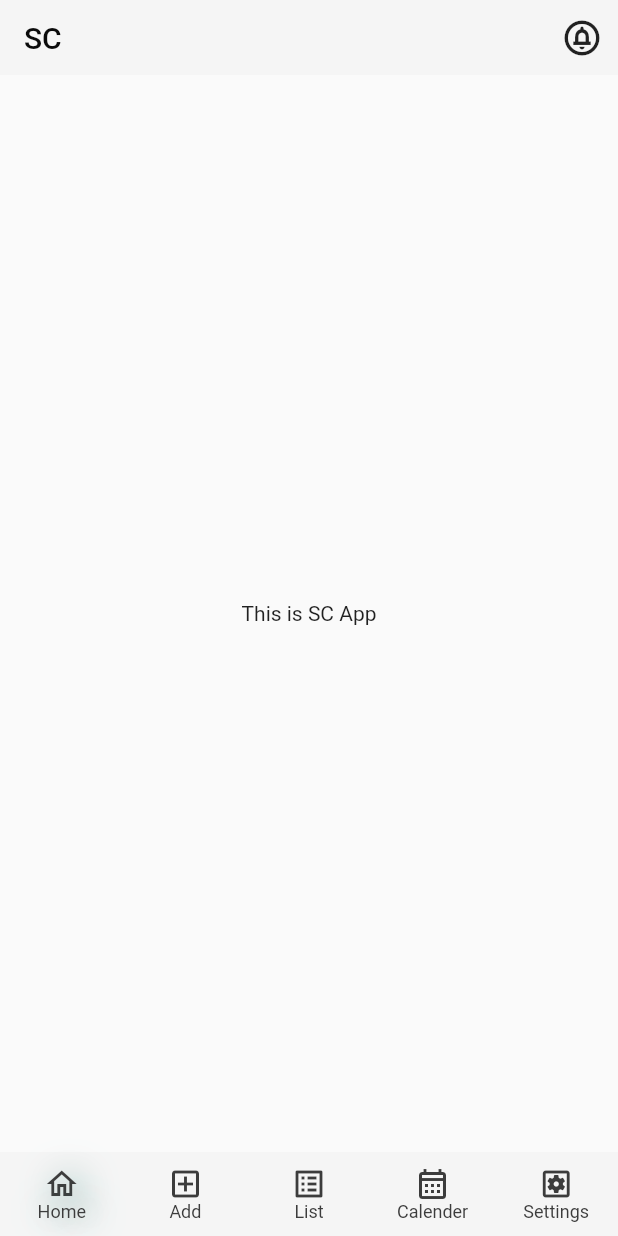
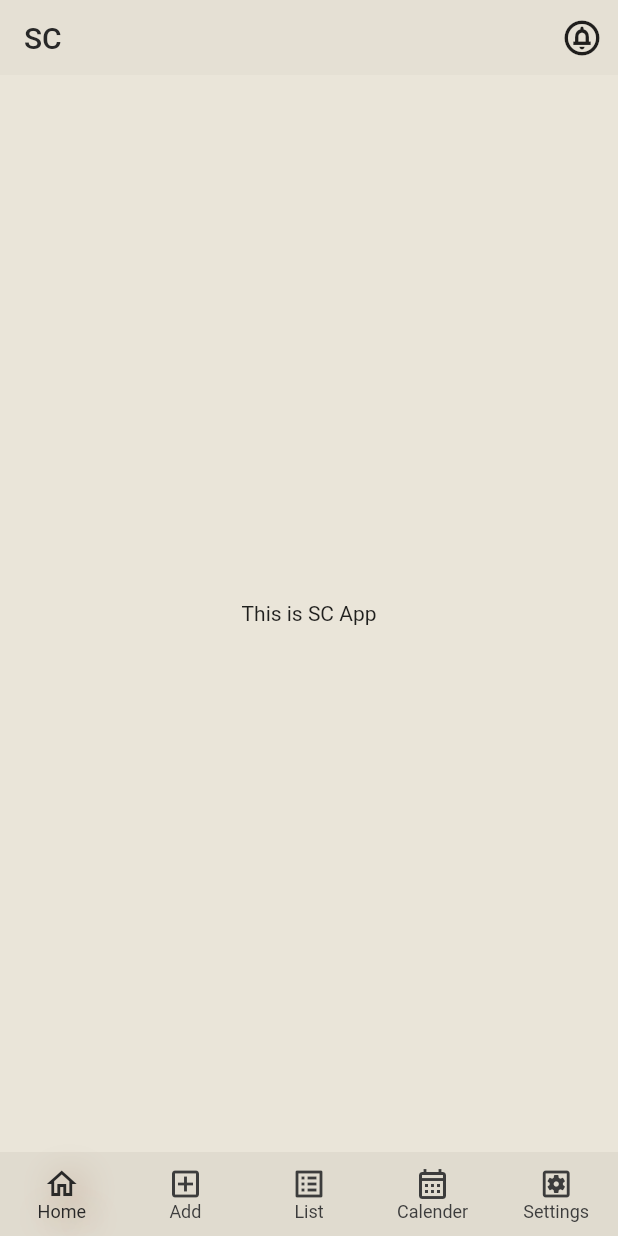
Before and after one commit to talukanyani/student-calendar-app, a Flutter app: the screen it shows after launch, on a phone screen of 412 x 824 dp. Run offline on Flutter 3.47's test engine with Material 2 defaults, Android fonts, the phone set to English and light mode, and no system bars.

Commit message:
color scheme change

```diff
--- a/lib/main.dart
+++ b/lib/main.dart
@@ -14,7 +14,7 @@ class App extends StatelessWidget {
   @override
   Widget build(BuildContext context) {
     return AnnotatedRegion<SystemUiOverlayStyle>(
-      value: systemOverlayLightTheme(),
+      value: androidSystemOverlay(),
       child: MaterialApp(
         title: 'Student Calender',
         home: const HomeScreen(),
--- a/lib/themes/system_theme/system_theme.dart
+++ b/lib/themes/system_theme/system_theme.dart
@@ -1,10 +1,10 @@
 import 'package:flutter/services.dart';
 import 'package:sc_app/themes/color_scheme.dart';
 
-SystemUiOverlayStyle systemOverlayLightTheme() {
+SystemUiOverlayStyle androidSystemOverlay() {
   return SystemUiOverlayStyle.light.copyWith(
-    systemNavigationBarColor: white2,
-    systemNavigationBarDividerColor: white2,
+    systemNavigationBarColor: brownWhite3,
+    systemNavigationBarDividerColor: brownWhite3,
     systemNavigationBarIconBrightness: Brightness.dark,
   );
 }
--- a/lib/themes/theme.dart
+++ b/lib/themes/theme.dart
@@ -9,21 +9,21 @@ ThemeData lightTheme() {
   return ThemeData(
     brightness: Brightness.light,
     colorScheme: lightColorScheme(),
-    primaryColor: primary,
-    primaryColorLight: primaryLight,
-    primaryColorDark: primaryDark,
-    backgroundColor: white1,
-    scaffoldBackgroundColor: white1,
-    hoverColor: primaryLight,
-    highlightColor: primary,
-    indicatorColor: primaryDark,
-    shadowColor: white1,
-    splashColor: primary,
-    toggleableActiveColor: secondary,
-    disabledColor: grey4,
-    hintColor: grey1,
-    errorColor: red1,
-    focusColor: secondaryLight,
+    primaryColor: brown,
+    primaryColorLight: brownLight,
+    primaryColorDark: brownDark,
+    backgroundColor: brownWhite1,
+    scaffoldBackgroundColor: brownWhite1,
+    hoverColor: brownLight,
+    highlightColor: brown,
+    indicatorColor: brownDark,
+    shadowColor: brownLight,
+    splashColor: brown,
+    toggleableActiveColor: green,
+    disabledColor: grey120,
+    hintColor: black60,
+    errorColor: errorRed,
+    focusColor: orangeWhite,
     //
     appBarTheme: topBarTheme(),
     bottomNavigationBarTheme: bottomBarTheme(),
--- a/lib/themes/widgets_theme/top_bar_theme.dart
+++ b/lib/themes/widgets_theme/top_bar_theme.dart
@@ -5,12 +5,12 @@ import 'package:sc_app/themes/color_scheme.dart';
 
 AppBarTheme topBarTheme() {
   return const AppBarTheme(
-    backgroundColor: white2,
-    foregroundColor: black1,
+    backgroundColor: brownWhite2,
+    foregroundColor: black40,
     iconTheme: IconThemeData(size: 28),
     elevation: 0,
     systemOverlayStyle: SystemUiOverlayStyle(
-      statusBarColor: white2,
+      statusBarColor: brownWhite2,
       statusBarIconBrightness: Brightness.dark,
     ),
   );
```
Also changed, not shown: lib/themes/color_scheme.dart (+60 -43 lines), lib/themes/widgets_theme/bottom_bar_theme.dart (+6 -6 lines).
